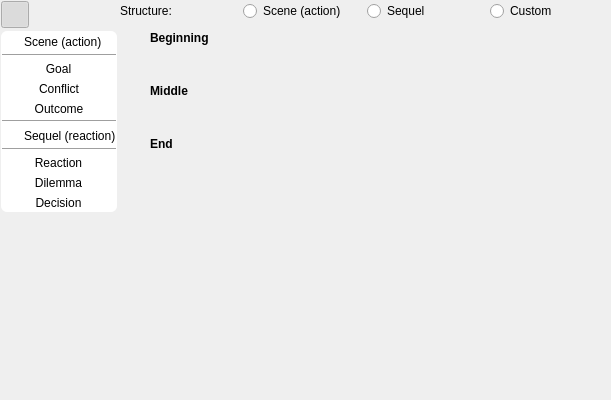
Old version of the form ui/scene_structure_editor_widget.ui in the repository zkovari/plotlyst.
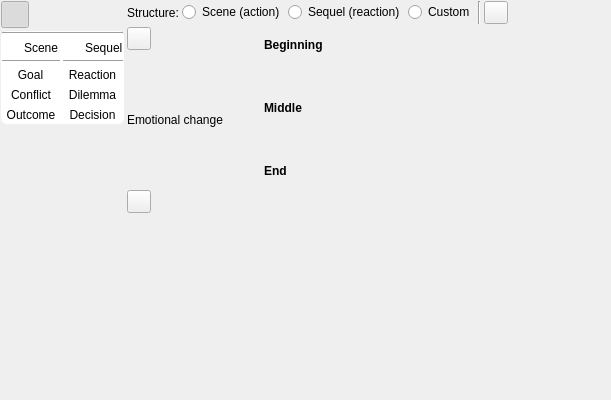
New version of the form. Custom widgets are drawn as their Qt base class.

Commit message: Improve scene editor with default beats

Patch:
```diff
--- a/ui/scene_structure_editor_widget.ui
+++ b/ui/scene_structure_editor_widget.ui
@@ -57,7 +57,7 @@
       <widget class="QFrame" name="wdgInventory">
        <property name="maximumSize">
         <size>
-         <width>150</width>
+         <width>170</width>
          <height>16777215</height>
         </size>
        </property>
@@ -98,6 +98,15 @@
          <number>1</number>
         </property>
         <item>
+         <widget class="Line" name="line_3">
+          <property name="orientation">
+           <enum>Qt::Horizontal</enum>
+          </property>
+         </widget>
+        </item>
+        <item>
+         <layout class="QHBoxLayout" name="horizontalLayout_10">
+          <item>
          <widget class="QWidget" name="wdgScene" native="true">
           <layout class="QVBoxLayout" name="verticalLayout_2">
            <property name="spacing">
@@ -130,7 +139,7 @@
              <item>
               <widget class="QLabel" name="label_6">
                <property name="text">
-                <string>Scene (action)</string>
+                  <string>Scene</string>
                </property>
               </widget>
              </item>
@@ -144,7 +153,7 @@
             </widget>
            </item>
            <item>
-            <layout class="QHBoxLayout" name="horizontalLayout_10">
+              <layout class="QHBoxLayout" name="horizontalLayout_11">
              <property name="spacing">
               <number>12</number>
              </property>
@@ -170,7 +179,7 @@
             </layout>
            </item>
            <item>
-            <layout class="QHBoxLayout" name="horizontalLayout_11">
+              <layout class="QHBoxLayout" name="horizontalLayout_13">
              <property name="spacing">
               <number>12</number>
              </property>
@@ -221,13 +230,6 @@
           </layout>
          </widget>
         </item>
-        <item>
-         <widget class="Line" name="line_3">
-          <property name="orientation">
-           <enum>Qt::Horizontal</enum>
-          </property>
-         </widget>
-        </item>
         <item>
          <widget class="QWidget" name="wdgSequel" native="true">
           <layout class="QVBoxLayout" name="verticalLayout_3">
@@ -261,7 +263,7 @@
              <item>
               <widget class="QLabel" name="label_7">
                <property name="text">
-                <string>Sequel (reaction)</string>
+                  <string>Sequel</string>
                </property>
               </widget>
              </item>
@@ -301,7 +303,7 @@
             </layout>
            </item>
            <item>
-            <layout class="QHBoxLayout" name="horizontalLayout_13">
+              <layout class="QHBoxLayout" name="horizontalLayout_15">
              <property name="spacing">
               <number>12</number>
              </property>
@@ -327,7 +329,7 @@
             </layout>
            </item>
            <item>
-            <layout class="QHBoxLayout" name="horizontalLayout_15">
+              <layout class="QHBoxLayout" name="horizontalLayout_17">
              <property name="spacing">
               <number>12</number>
              </property>
@@ -356,6 +358,8 @@
          </widget>
         </item>
        </layout>
+        </item>
+       </layout>
       </widget>
      </item>
      <item>
@@ -403,7 +407,7 @@
           <cursorShape>PointingHandCursor</cursorShape>
          </property>
          <property name="text">
-          <string>Sequel</string>
+          <string>Sequel (reaction)</string>
          </property>
          <attribute name="buttonGroup">
           <string notr="true">btnGroupType</string>
@@ -423,11 +427,83 @@
          </attribute>
         </widget>
        </item>
+       <item>
+        <widget class="Line" name="line_4">
+         <property name="orientation">
+          <enum>Qt::Vertical</enum>
+         </property>
+        </widget>
+       </item>
+       <item>
+        <widget class="QToolButton" name="btnTemplates">
+         <property name="cursor">
+          <cursorShape>PointingHandCursor</cursorShape>
+         </property>
+         <property name="toolTip">
+          <string>Add common beats</string>
+         </property>
+         <property name="text">
+          <string/>
+         </property>
+        </widget>
+       </item>
+       <item>
+        <spacer name="horizontalSpacer">
+         <property name="orientation">
+          <enum>Qt::Horizontal</enum>
+         </property>
+         <property name="sizeHint" stdset="0">
+          <size>
+           <width>40</width>
+           <height>20</height>
+          </size>
+         </property>
+        </spacer>
+       </item>
       </layout>
      </item>
+     <item>
+      <layout class="QHBoxLayout" name="horizontalLayout_4">
+       <property name="spacing">
+        <number>3</number>
+       </property>
      <item>
       <layout class="QVBoxLayout" name="verticalLayout_4">
        <item>
+          <widget class="CharacterEmotionButton" name="btnEmotionStart">
+           <property name="text">
+            <string/>
+           </property>
+          </widget>
+         </item>
+         <item>
+          <widget class="RotatedButton" name="btnEmotionRangeDisplay">
+           <property name="sizePolicy">
+            <sizepolicy hsizetype="Minimum" vsizetype="Expanding">
+             <horstretch>0</horstretch>
+             <verstretch>0</verstretch>
+            </sizepolicy>
+           </property>
+           <property name="styleSheet">
+            <string notr="true">border: 0px;</string>
+           </property>
+           <property name="text">
+            <string>Emotional change</string>
+           </property>
+          </widget>
+         </item>
+         <item>
+          <widget class="CharacterEmotionButton" name="btnEmotionEnd">
+           <property name="text">
+            <string/>
+           </property>
+          </widget>
+         </item>
+        </layout>
+       </item>
+       <item>
+        <layout class="QVBoxLayout" name="verticalLayout_7">
+         <item>
         <layout class="QHBoxLayout" name="horizontalLayout_6">
          <item>
           <widget class="QToolButton" name="btnBeginningIcon">
@@ -439,8 +515,8 @@
            </property>
            <property name="iconSize">
             <size>
-             <width>24</width>
-             <height>24</height>
+               <width>32</width>
+               <height>32</height>
             </size>
            </property>
           </widget>
@@ -486,7 +562,7 @@
              <verstretch>0</verstretch>
             </sizepolicy>
            </property>
-           <layout class="QVBoxLayout" name="verticalLayout_7">
+             <layout class="QVBoxLayout" name="verticalLayout_8">
             <property name="spacing">
              <number>3</number>
             </property>
@@ -519,8 +595,8 @@
            </property>
            <property name="iconSize">
             <size>
-             <width>24</width>
-             <height>24</height>
+               <width>32</width>
+               <height>32</height>
             </size>
            </property>
           </widget>
@@ -566,7 +642,7 @@
              <verstretch>0</verstretch>
             </sizepolicy>
            </property>
-           <layout class="QVBoxLayout" name="verticalLayout_8">
+             <layout class="QVBoxLayout" name="verticalLayout_9">
             <property name="spacing">
              <number>3</number>
             </property>
@@ -588,7 +664,7 @@
         </layout>
        </item>
        <item>
-        <layout class="QHBoxLayout" name="horizontalLayout_4">
+          <layout class="QHBoxLayout" name="horizontalLayout_7">
          <item>
           <widget class="QToolButton" name="btnEndIcon">
            <property name="styleSheet">
@@ -599,8 +675,8 @@
            </property>
            <property name="iconSize">
             <size>
-             <width>24</width>
-             <height>24</height>
+               <width>32</width>
+               <height>32</height>
             </size>
            </property>
           </widget>
@@ -621,7 +697,7 @@
         </layout>
        </item>
        <item>
-        <layout class="QHBoxLayout" name="horizontalLayout_7">
+          <layout class="QHBoxLayout" name="horizontalLayout_18">
          <item>
           <spacer name="horizontalSpacer_22">
            <property name="orientation">
@@ -646,7 +722,7 @@
              <verstretch>0</verstretch>
             </sizepolicy>
            </property>
-           <layout class="QVBoxLayout" name="verticalLayout_9">
+             <layout class="QVBoxLayout" name="verticalLayout_10">
             <property name="spacing">
              <number>3</number>
             </property>
@@ -664,6 +740,8 @@
             </property>
            </layout>
           </widget>
+           </item>
+          </layout>
          </item>
         </layout>
        </item>
@@ -686,6 +764,18 @@
    </item>
   </layout>
  </widget>
+ <customwidgets>
+  <customwidget>
+   <class>RotatedButton</class>
+   <extends>QPushButton</extends>
+   <header>src.main.python.plotlyst.view.widget.input</header>
+  </customwidget>
+  <customwidget>
+   <class>CharacterEmotionButton</class>
+   <extends>QToolButton</extends>
+   <header>src.main.python.plotlyst.view.widget.characters</header>
+  </customwidget>
+ </customwidgets>
  <resources/>
  <connections>
   <connection>
```
Left out of the diff: 32 changed lines with no effect on the pictures. Lines whose indentation alone changed are shown as unchanged. The commit also changes 7 other files.
